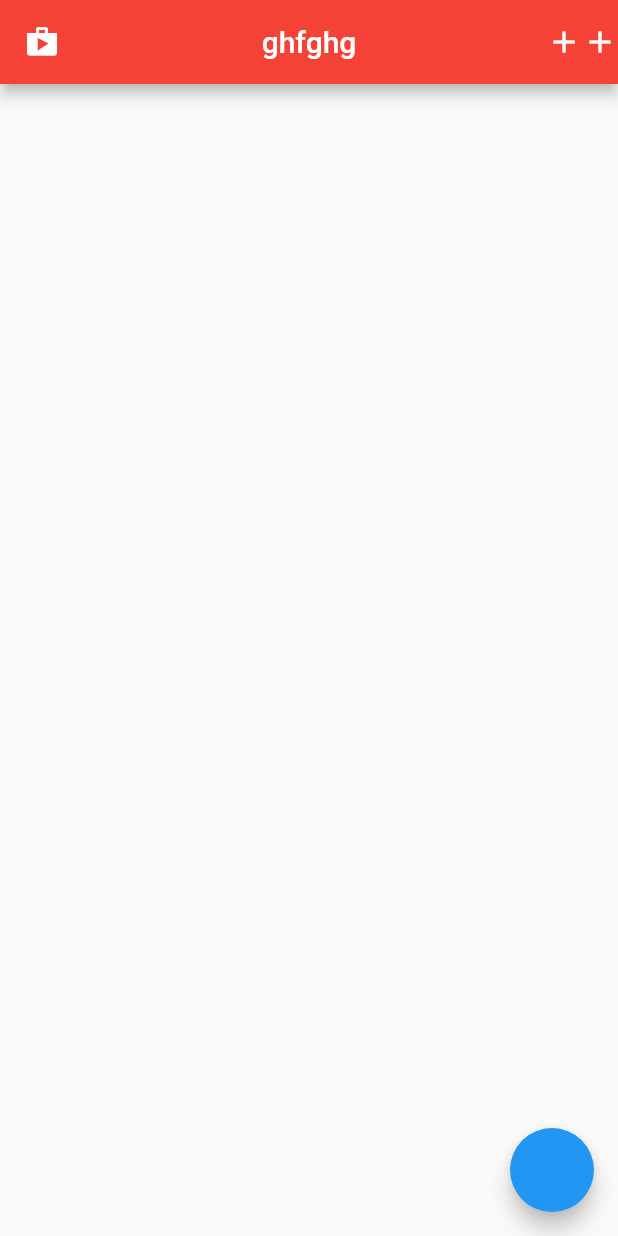
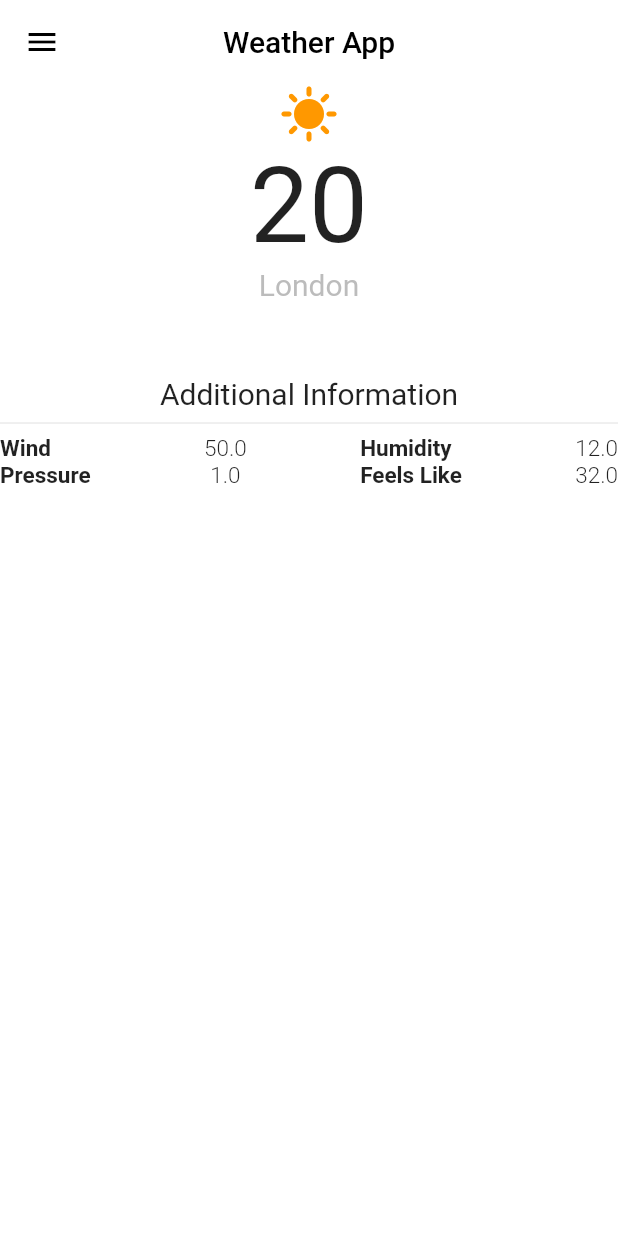
Before and after one commit to harshonline/WeatherApp, a Flutter app: the screen it shows after launch, on a phone screen of 412 x 824 dp. Run offline on Flutter 3.47's test engine with Material 2 defaults, Android fonts, the phone set to English and light mode, and no system bars; missing offline and left inert: dart:html, dart:js_util.

Commit message:
Interface Work

```diff
--- /dev/null
+++ b/lib/View/additional_information.dart
@@ -0,0 +1,88 @@
+import 'dart:html';
+
+import 'package:flutter/material.dart';
+
+class AdditionalInformation extends StatelessWidget {
+  const AdditionalInformation(
+      {super.key,
+      required this.wind,
+      required this.feelslike,
+      required this.humidity,
+      required this.pressure});
+  final double wind;
+  final double humidity;
+  final double pressure;
+  final double feelslike;
+  @override
+  Widget build(BuildContext context) {
+    TextStyle property =
+        const TextStyle(fontSize: 15, fontWeight: FontWeight.bold);
+    TextStyle value =
+        const TextStyle(fontSize: 15, fontWeight: FontWeight.w300);
+    return Column(
+      crossAxisAlignment: CrossAxisAlignment.center,
+      mainAxisAlignment: MainAxisAlignment.spaceBetween,
+      children: [
+        Row(
+          mainAxisAlignment: MainAxisAlignment.spaceBetween,
+          children: [
+            Column(
+              crossAxisAlignment: CrossAxisAlignment.start,
+              mainAxisAlignment: MainAxisAlignment.spaceBetween,
+              children: [
+                Text(
+                  "Wind",
+                  style: property,
+                ),
+                Text(
+                  "Pressure",
+                  style: property,
+                ),
+              ],
+            ),
+            Column(
+              mainAxisAlignment: MainAxisAlignment.spaceBetween,
+              children: [
+                Text(
+                  "$wind",
+                  style: value,
+                ),
+                Text(
+                  "$pressure",
+                  style: value,
+                ),
+              ],
+            ),
+            Column(
+              crossAxisAlignment: CrossAxisAlignment.start,
+              mainAxisAlignment: MainAxisAlignment.spaceBetween,
+              children: [
+                Text(
+                  "Humidity",
+                  style: property,
+                ),
+                Text(
+                  "Feels Like",
+                  style: property,
+                )
+              ],
+            ),
+            Column(
+              mainAxisAlignment: MainAxisAlignment.spaceBetween,
+              children: [
+                Text(
+                  "$humidity",
+                  style: value,
+                ),
+                Text(
+                  "$feelslike",
+                  style: value,
+                ),
+              ],
+            )
+          ],
+        ),
+      ],
+    );
+  }
+}
--- /dev/null
+++ b/lib/View/current_weather.dart
@@ -0,0 +1,30 @@
+import 'package:flutter/material.dart';
+
+class CurrentWeather extends StatelessWidget {
+  const CurrentWeather(
+      {super.key, required this.location, required this.temperature});
+  final temperature;
+  final location;
+  @override
+  Widget build(BuildContext context) {
+    return Column(
+      crossAxisAlignment: CrossAxisAlignment.center,
+      children: [
+        Icon(
+          Icons.sunny,
+          color: Colors.orange,
+          size: 40,
+        ),
+        Text(
+          temperature,
+          style: TextStyle(fontSize: 70),
+        ),
+        Text(
+          location,
+          style: TextStyle(
+              fontSize: 20, color: Color.fromARGB(176, 158, 158, 158)),
+        )
+      ],
+    );
+  }
+}
--- a/lib/main.dart
+++ b/lib/main.dart
@@ -1,79 +1,98 @@
 import 'dart:convert';
+import 'dart:js_util';
 import 'package:flutter/material.dart';
+import 'package:harsh_chaudhary/View/additional_information.dart';
+import 'package:harsh_chaudhary/View/current_weather.dart';
 import 'package:http/http.dart' as http;
+
 void main() {
   runApp(const MyApp());
 }
+
 class MyApp extends StatelessWidget {
   const MyApp({super.key});
 
   @override
   Widget build(BuildContext context) {
     return MaterialApp(
+      debugShowCheckedModeBanner: false,
       title: 'Flutter Demo',
       theme: ThemeData(
         primarySwatch: Colors.blue,
       ),
-      home: const MyHomePage(title: 'Flutter Demo Home Page'),
+      home: const HomePage(),
     );
   }
 }
 
-class MyHomePage extends StatefulWidget {
-  const MyHomePage({super.key, required this.title});
-
-  final String title;
+class HomePage extends StatefulWidget {
+  const HomePage({super.key});
 
   @override
-  State<MyHomePage> createState() => _MyHomePageState();
+  State<HomePage> createState() => _HomePageState();
 }
 
-class _MyHomePageState extends State<MyHomePage> {
-  int _counter = 0;
-  List<dynamic> users = [];
-
-  apiCalling() async {
-    _counter++;
-    var uri = Uri.parse('https://randomuser.me/api/?results=$_counter');
-    final response = await http.get(uri);
-    final body = jsonDecode(response.body);
-    setState(() {
-      users = body['results'];
-    });
-  }
-
-  void _incrementCounter() {
-    setState(() {
-      _counter++;
-    });
-  }
-
+class _HomePageState extends State<HomePage> {
   @override
   Widget build(BuildContext context) {
     return Scaffold(
+      backgroundColor: Colors.white,
       appBar: AppBar(
-        leading: Icon(
-          Icons.shop,
+        iconTheme: const IconThemeData(color: Colors.black),
+        backgroundColor: Colors.white,
+        title: const Text(
+          "Weather App",
+          style: TextStyle(color: Colors.black, fontSize: 20),
         ),
-
-        title: Text('ghfghg'),
+        elevation: 0,
         centerTitle: true,
-        actions: [Icon(Icons.add), Icon(Icons.add)],
-        backgroundColor: Colors.red,
       ),
-      body: ListView.builder(
-        itemCount: users.length,
-        itemBuilder: (context, index) {
-          final user = users[index];
-          final email = user['email'];
-          return ListTile(
-            title: Text(email),
-          );
-        },
+      body: Column(
+        children: [
+          Row(
+            mainAxisAlignment: MainAxisAlignment.center,
+            children: const [
+              CurrentWeather(location: "London", temperature: "20"),
+            ],
+          ),
+          const SizedBox(
+            height: 50,
+          ),
+          const Text(
+            "Additional Information",
+            style: TextStyle(fontSize: 20),
+          ),
+          const Divider(),
+          const AdditionalInformation(
+            wind: 50,
+            humidity: 12,
+            feelslike: 32,
+            pressure: 1,
+          )
+        ],
       ),
-      floatingActionButton: FloatingActionButton(onPressed: () {
-        apiCalling();
-      }),
+      drawer: const Drawer(),
     );
   }
 }
+
+
+
+
+
+
+
+
+
+
+
+
+// apiCalling() async {
+//     _counter++;
+//     var uri = Uri.parse('https://randomuser.me/api/?results=$_counter');
+//     final response = await http.get(uri);
+//     final body = jsonDecode(response.body);
+//     setState(() {
+//       users = body['results'];
+//     });
+//   }
```
